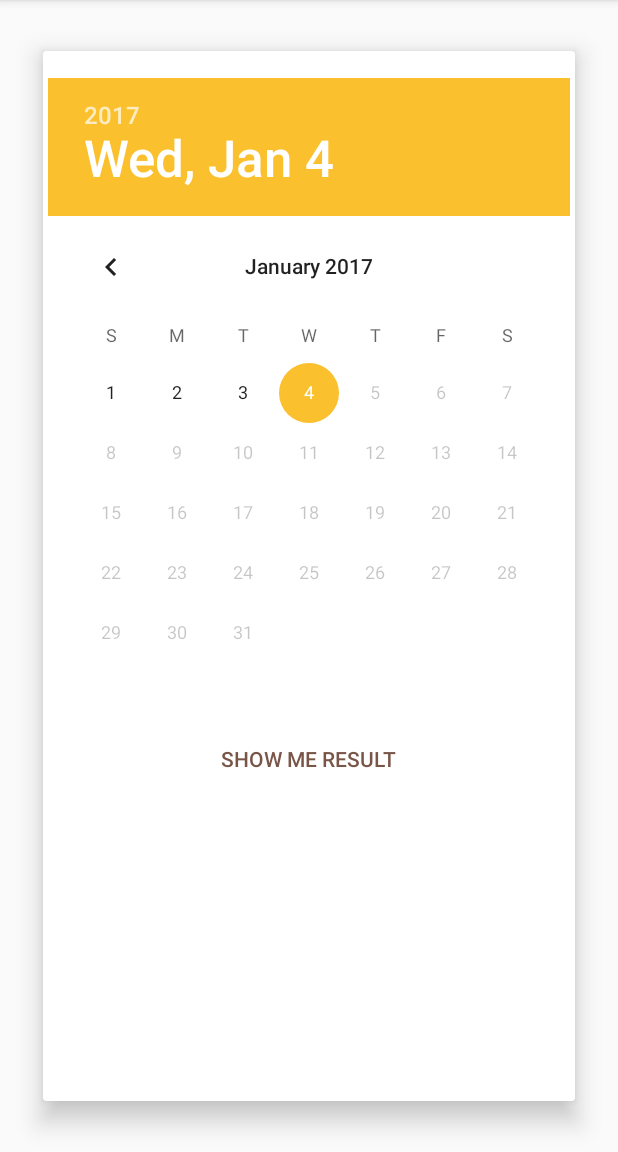
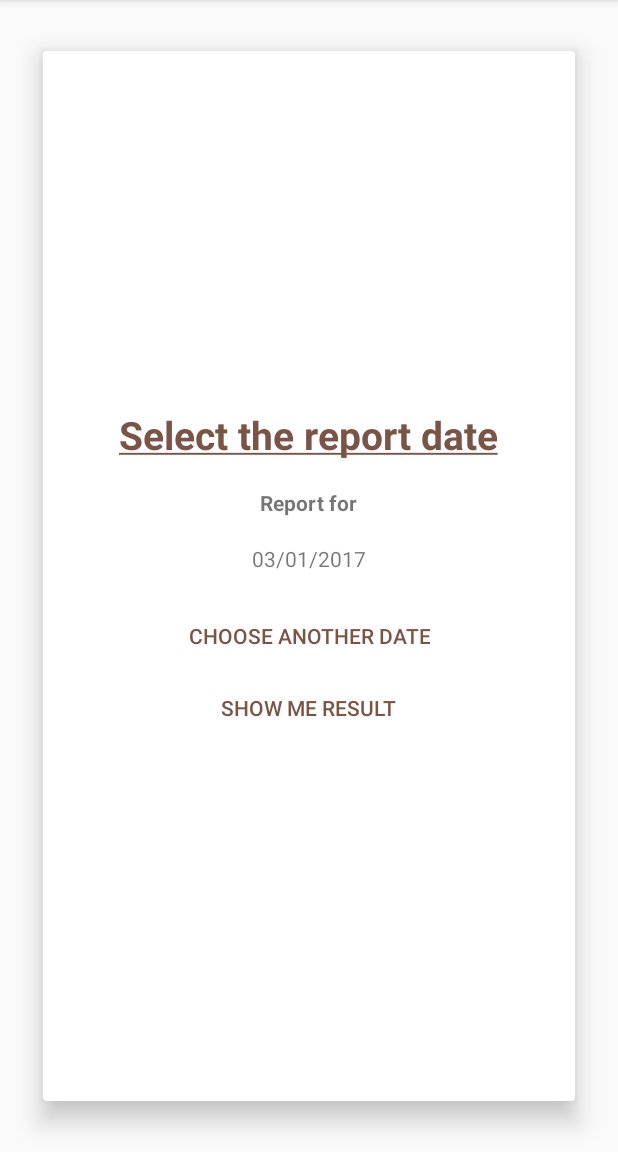
Before and after one commit to Dosssik/IoT_Dashboard, an Android app: the fragment DateChooseFragment placed in its activity, on a phone screen of 412 x 824 dp, the part 84-1236 px from its top. Run offline under Robolectric (Android 15) with nearby library versions, the phone set to English and light mode, and no system bars; our stand-ins replace ButterKnife; libraries missing offline, so code that uses them is left out: com.cloudant.sync, com.github.mikephil.charting, com.hannesdorfmann.mosby; 3 statements that could not run were skipped.

Commit message:
Handle screen rotations, make up dateChoose flow

```diff
--- a/app/src/main/java/com/dosssik/iotexample/ui/DateChooseFragment.java
+++ b/app/src/main/java/com/dosssik/iotexample/ui/DateChooseFragment.java
@@ -1,16 +1,15 @@
 package com.dosssik.iotexample.ui;
 
-import android.app.ProgressDialog;
-import android.content.DialogInterface;
+import android.app.DatePickerDialog;
 import android.os.Bundle;
-import android.os.SystemClock;
 import android.support.annotation.Nullable;
-import android.util.Log;
+import android.support.v4.app.DialogFragment;
+import android.support.v4.app.Fragment;
 import android.view.LayoutInflater;
 import android.view.View;
 import android.view.ViewGroup;
 import android.widget.Button;
-import android.widget.DatePicker;
+import android.widget.TextView;
 import android.widget.Toast;
 
 import com.dosssik.iotexample.R;
@@ -19,6 +18,8 @@ import com.dosssik.iotexample.presenters.DateChoosePresenter;
 import com.hannesdorfmann.mosby.mvp.MvpFragment;
 
 import java.util.ArrayList;
+import java.util.Calendar;
+import java.util.Date;
 
 import butterknife.Bind;
 import butterknife.ButterKnife;
@@ -30,13 +31,21 @@ import butterknife.ButterKnife;
 public class DateChooseFragment extends MvpFragment<IDateChooseView, DateChoosePresenter>
         implements IDateChooseView {
 
-    @Bind(R.id.date_choose_fragment_date_picker)
-    DatePicker datePicker;
+
+    @Bind(R.id.date_choose_fragment_choose_date_button)
+    Button chooseDateButton;
 
     @Bind(R.id.date_choose_fragment_confirm_button)
     Button confirmButton;
 
-    private ProgressDialog progressDialog;
+    @Bind(R.id.date_choose_fragment_selected_date)
+    TextView selectedDateTv;
+
+    private static int selectedDay = 0;
+    private static int selectedMonth = 0;
+    private static int selectedYear = 0;
+
+    private DatePickerDialog.OnDateSetListener dateListener;
 
     public static DateChooseFragment newInstance() {
 
@@ -66,21 +75,74 @@ public class DateChooseFragment extends MvpFragment<IDateChooseView, DateChooseP
 
     private void initViews(View rootView) {
         ButterKnife.bind(DateChooseFragment.this, rootView);
-        datePicker.setMaxDate(System.currentTimeMillis());
+
+        initDate();
+        initDateListener();
+        updateSelectedDateTv();
+
+        chooseDateButton.setOnClickListener(click -> {
+            new DatePickerDialog(getActivity(),
+                    dateListener,
+                    selectedYear,
+                    selectedMonth,
+                    selectedDay)
+                    .show();
+        });
+
         confirmButton.setOnClickListener(click -> onConfirmClick());
     }
 
-    private void onConfirmClick() {
-        int dayOfMonth = datePicker.getDayOfMonth();
-        int month = datePicker.getMonth();
-        int year = datePicker.getYear();
-
-        getPresenter().onDateConfirmed(dayOfMonth, month, year);
+    private void updateSelectedDateTv() {
+        String day = String.valueOf(selectedDay);
+        String month = String.valueOf(selectedMonth + 1);
+        selectedDateTv.setText(makeReadableDate(day) + "/" + makeReadableDate(month) + "/" + selectedYear);
     }
 
-    @Override
-    public void showToast(boolean databaseExist) {
-        Toast.makeText(getContext(), "result - " + databaseExist, Toast.LENGTH_SHORT).show();
+    private String makeReadableDate(String date) {
+        if (date.length() == 1) {
+            date = "0" + date;
+        }
+        return date;
+    }
+
+    private void initDate() {
+        if (selectedYear == 0) {
+            Calendar calendar = Calendar.getInstance();
+            calendar.add(Calendar.DAY_OF_YEAR, -1);
+            selectedDay = calendar.get(Calendar.DAY_OF_MONTH);
+            selectedMonth = calendar.get(Calendar.MONTH);
+            selectedYear = calendar.get(Calendar.YEAR);
+        }
+    }
+
+    private void initDateListener() {
+        dateListener = (view, year, monthOfYear, dayOfMonth) -> {
+            selectedDay = dayOfMonth;
+            selectedMonth = monthOfYear;
+            selectedYear = year;
+            updateSelectedDateTv();
+        };
+    }
+
+    private void onConfirmClick() {
+
+        if (selectedDateIsValid()) {
+            getPresenter().onDateConfirmed(selectedDay, selectedMonth, selectedYear);
+        } else {
+            showToast(R.string.date_not_valid);
+        }
+    }
+
+    private boolean selectedDateIsValid() {
+        Date today = new Date();
+        Calendar calendar = Calendar.getInstance();
+        calendar.set(selectedYear, selectedMonth, selectedDay);
+        Date selectedDate = calendar.getTime();
+        return today.after(selectedDate);
+    }
+
+    public void showToast(int textResId) {
+        Toast.makeText(getContext(), textResId, Toast.LENGTH_LONG).show();
     }
 
     @Override
@@ -90,32 +152,28 @@ public class DateChooseFragment extends MvpFragment<IDateChooseView, DateChooseP
 
     @Override
     public void showProgressDialog() {
-        // TODO: 12/11/16 Обработать поворот экрана
-        progressDialog = new ProgressDialog(getContext());
-        progressDialog.setCancelable(false);
-        progressDialog.setButton(DialogInterface.BUTTON_NEGATIVE, "button", new DialogInterface.OnClickListener() {
-            @Override
-            public void onClick(DialogInterface dialogInterface, int i) {
-                // TODO: 12/11/16 Обработать отмену
-                Toast.makeText(getContext(), R.string.download_canceled, Toast.LENGTH_LONG).show();
-                getPresenter().stopReplication();
-            }
-        });
-        progressDialog.setTitle(getString(R.string.loading));
-        progressDialog.setMessage(getString(R.string.loading_message));
-        progressDialog.setProgressStyle(ProgressDialog.STYLE_SPINNER);
-        progressDialog.show();
+
+        ProgressDialogFragment progressDialogFragment = ProgressDialogFragment.newInstance();
+        progressDialogFragment.setTargetFragment(this, 0);
+        progressDialogFragment.show(getFragmentManager(), ProgressDialogFragment.class.getName());
     }
 
     @Override
     public void hideProgressDialog() {
-        if (progressDialog != null) {
-            progressDialog.hide();
+        Fragment dialog = getFragmentManager()
+                .findFragmentByTag(ProgressDialogFragment.class.getName());
+        if (dialog != null) {
+            ((DialogFragment) dialog).dismiss();
         }
     }
 
     @Override
     public void showErrorToast(String errorMessage) {
-        Toast.makeText(getContext(), "Error случился", Toast.LENGTH_LONG).show();
+        Toast.makeText(getContext(), "Ошибка загрузки", Toast.LENGTH_LONG).show();
+    }
+
+    public void onDialogCancelClick() {
+        showToast(R.string.download_canceled);
+        getPresenter().stopReplication();
     }
 }
--- a/app/src/main/java/com/dosssik/iotexample/ui/IDateChooseView.java
+++ b/app/src/main/java/com/dosssik/iotexample/ui/IDateChooseView.java
@@ -9,7 +9,6 @@ import java.util.ArrayList;
  * Created by dosssik on 12/10/16.
  */
 public interface IDateChooseView extends MvpView {
-    void showToast(boolean databaseExist);
 
     void showDescriptionFragment(ArrayList<RPiResponseModel> data);
 
--- a/app/src/main/res/layout/date_choose_fragment.xml
+++ b/app/src/main/res/layout/date_choose_fragment.xml
@@ -1,6 +1,7 @@
 <?xml version="1.0" encoding="utf-8"?>
 <LinearLayout xmlns:android="http://schemas.android.com/apk/res/android"
     xmlns:iot="http://schemas.android.com/apk/res-auto"
+    xmlns:tools="http://schemas.android.com/tools"
     android:layout_width="match_parent"
     android:layout_height="match_parent"
     android:gravity="center_horizontal"
@@ -18,25 +19,46 @@
         <LinearLayout
             android:layout_width="match_parent"
             android:layout_height="match_parent"
-                android:gravity="center_horizontal"
+            android:gravity="center"
             android:orientation="vertical">
 
-                <DatePicker
-                    android:id="@+id/date_choose_fragment_date_picker"
+            <TextView
                 android:layout_width="wrap_content"
                 android:layout_height="wrap_content"
-                    android:layout_gravity="center_horizontal"
+                android:textAlignment="center"
+                android:text="@string/choose_date_header"
+                android:textSize="26sp"
+                android:textStyle="bold"
+                android:layout_marginBottom="@dimen/common_gap"
+                android:textColor="@color/colorPrimary" />
+
+            <TextView
+                android:layout_width="wrap_content"
+                android:layout_height="wrap_content"
+                android:text="@string/choose_date_label"
+                android:textStyle="bold" />
+
+            <TextView
+                android:id="@+id/date_choose_fragment_selected_date"
+                android:layout_width="wrap_content"
+                android:layout_height="wrap_content"
                 android:layout_marginTop="@dimen/common_gap"
-                    android:calendarViewShown="true"
-                    android:spinnersShown="false" />
+                tools:text="05/09/1989" />
+
+            <Button
+                android:id="@+id/date_choose_fragment_choose_date_button"
+                android:layout_width="wrap_content"
+                android:layout_height="wrap_content"
+                android:layout_marginTop="@dimen/common_gap"
+                android:background="?attr/selectableItemBackground"
+                android:text="@string/button_choose_date"
+                android:textColor="@color/colorPrimary" />
 
             <Button
                 android:id="@+id/date_choose_fragment_confirm_button"
                 android:layout_width="wrap_content"
                 android:layout_height="wrap_content"
                 android:background="?attr/selectableItemBackground"
-                    android:paddingLeft="@dimen/common_gap"
-                    android:paddingRight="@dimen/common_gap"
                 android:text="@string/choose_date_confirm_button"
                 android:textColor="@color/colorPrimary" />
 
--- a/app/src/main/res/values/strings.xml
+++ b/app/src/main/res/values/strings.xml
@@ -6,4 +6,9 @@
     <string name="loading">Loading</string>
     <string name="loading_message">Getting data from CloudAnt server</string>
     <string name="download_canceled">Downloading was canceled</string>
+    <string name="choose_date_label">Report for</string>
+    <string name="button_choose_date">Choose another date</string>
+    <string name="date_not_valid">That day not come yet!</string>
+    <string name="choose_date_header"><u>Select the report date</u></string>
+    <string name="cancel_button_text">Cancel</string>
 </resources>
--- a/build.gradle
+++ b/build.gradle
@@ -10,9 +10,6 @@ buildscript {
         classpath 'com.neenbedankt.gradle.plugins:android-apt:1.8'
         classpath 'me.tatarka:gradle-retrolambda:3.4.0'
         classpath 'me.tatarka.retrolambda.projectlombok:lombok.ast:0.2.3.a2'
-
-        // NOTE: Do not place your application dependencies here; they belong
-        // in the individual module build.gradle files
     }
 }
 
```
Also changed, not shown: app/src/main/java/com/dosssik/iotexample/managers/DatabaseManager.java (+13 -14 lines), app/src/main/java/com/dosssik/iotexample/presenters/DateChoosePresenter.java (+14 -12 lines), app/src/main/java/com/dosssik/iotexample/ui/DashboardActivity.java (+5 -5 lines), app/src/main/java/com/dosssik/iotexample/ui/ProgressDialogFragment.java (added, +43 -0 lines), 1 other file. Lines whose indentation alone changed are shown as unchanged.
